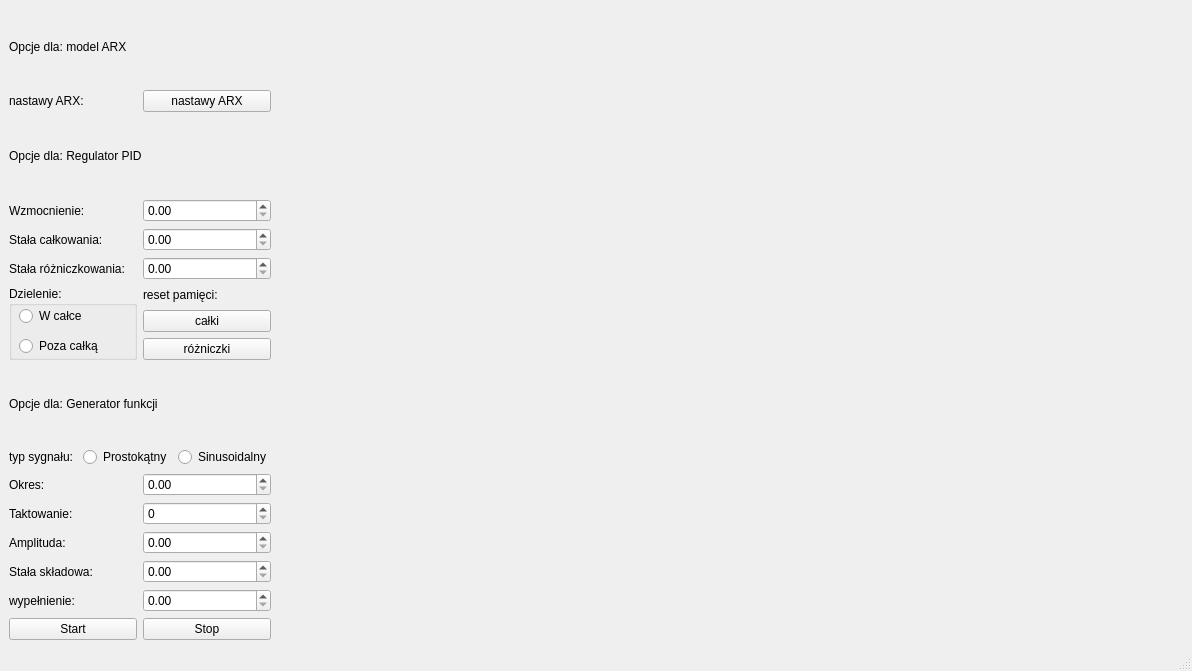
Above: mainwindow.ui from bSek316303/Symulator-UAR before the change. Below: the same form after it.
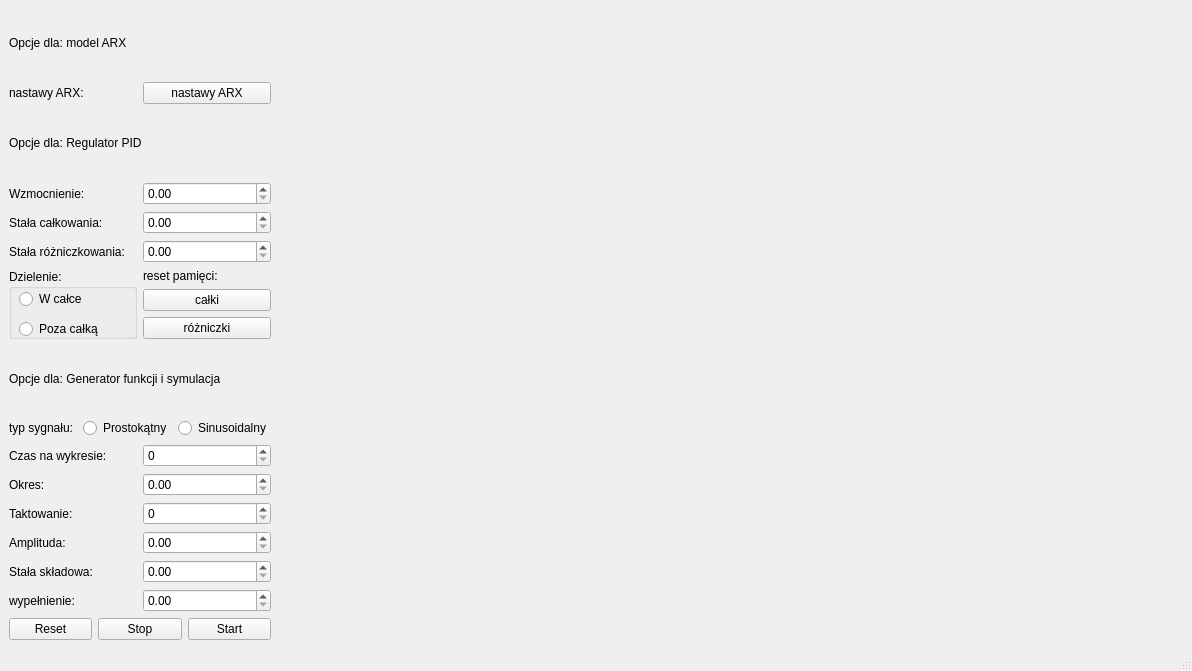
That is the form after the change.

Commit message: dodanie opcji ustawienia czasu wykresu i poprawki skalowania algorytmow

Patch:
```diff
--- a/mainwindow.ui
+++ b/mainwindow.ui
@@ -158,7 +158,7 @@
         <item>
          <widget class="QLabel" name="lbl_opcje_generatora">
           <property name="text">
-           <string>Opcje dla: Generator funkcji</string>
+           <string>Opcje dla: Generator funkcji i symulacja</string>
           </property>
          </widget>
         </item>
@@ -187,6 +187,20 @@
           </item>
          </layout>
         </item>
+        <item>
+         <layout class="QHBoxLayout" name="layout_czas_wykresu">
+          <item>
+           <widget class="QLabel" name="lbl_czas_wykresu">
+            <property name="text">
+             <string>Czas na wykresie:</string>
+            </property>
+           </widget>
+          </item>
+          <item>
+           <widget class="QSpinBox" name="spnbx_czas_wykresu"/>
+          </item>
+         </layout>
+        </item>
         <item>
          <layout class="QHBoxLayout" name="layout_okres">
           <item>
@@ -262,7 +276,7 @@
           <item>
            <widget class="QPushButton" name="pushButton_2">
             <property name="text">
-             <string>Start</string>
+             <string>Reset</string>
             </property>
            </widget>
           </item>
@@ -273,6 +287,13 @@
             </property>
            </widget>
           </item>
+          <item>
+           <widget class="QPushButton" name="btn_start">
+            <property name="text">
+             <string>Start</string>
+            </property>
+           </widget>
+          </item>
          </layout>
         </item>
        </layout>
```
Left out of the diff: 4 changed lines with no effect on the pictures. The commit also changes 4 other files.
